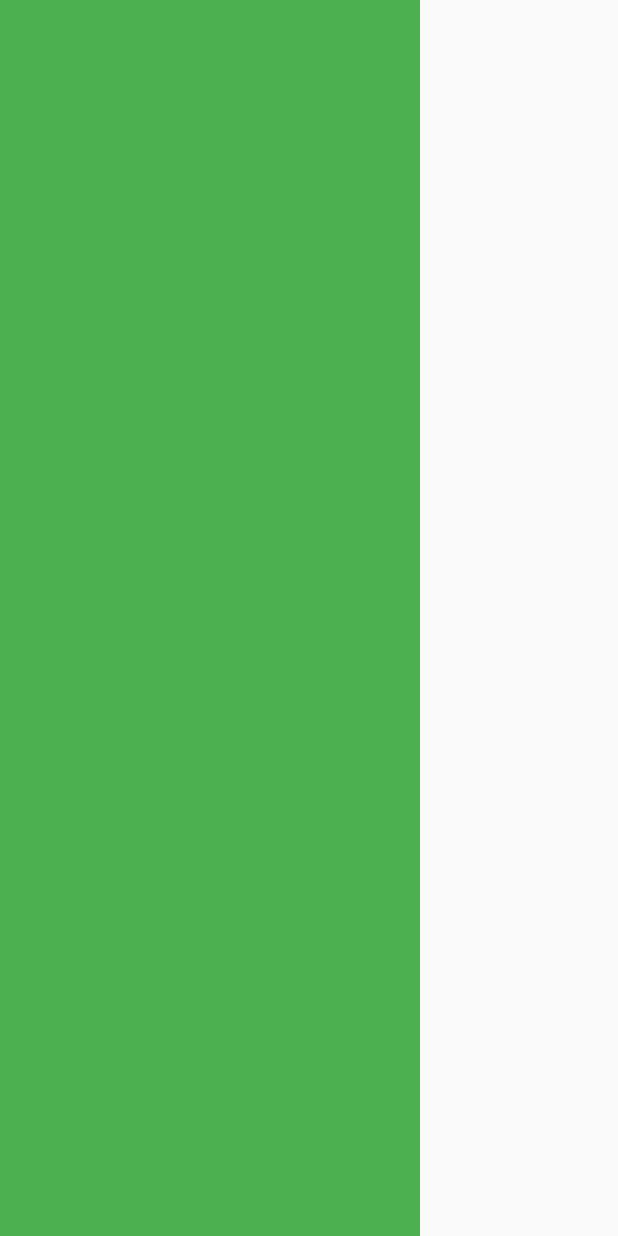
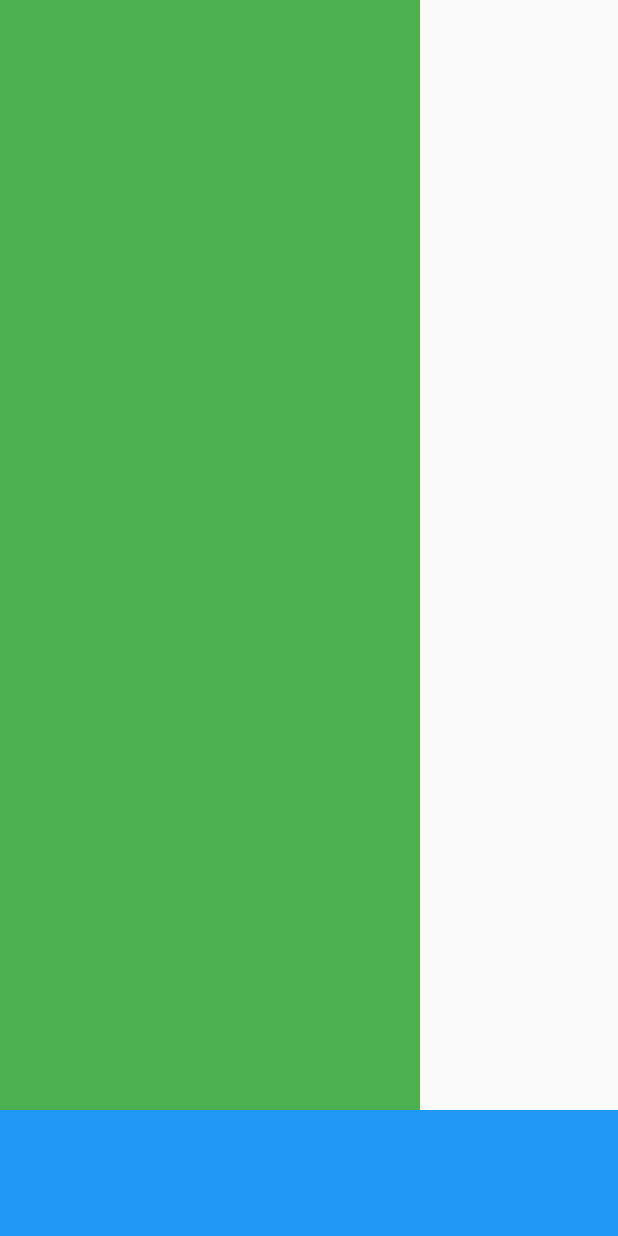
Before and after one commit to ferdinandmwal123/spotify_clone, a Flutter app: the screen it shows after launch, on a phone screen of 412 x 824 dp. Run offline on Flutter 3.47's test engine with Material 2 defaults, Android fonts, the phone set to English and light mode, and no system bars.

Commit message:
added bottom

```diff
--- a/flutter_spotify_ui-starter_project/lib/shell.dart
+++ b/flutter_spotify_ui-starter_project/lib/shell.dart
@@ -15,7 +15,13 @@ class Shell extends StatelessWidget {
                 color: Colors.green,
               )
             ],
-        ))
+          ),
+        ),
+        Container(
+          height: 84.0,
+          width: double.infinity,
+          color: Colors.blue,
+        )
       ],
     ));
   }
```
Lines whose indentation alone changed are shown as unchanged.
